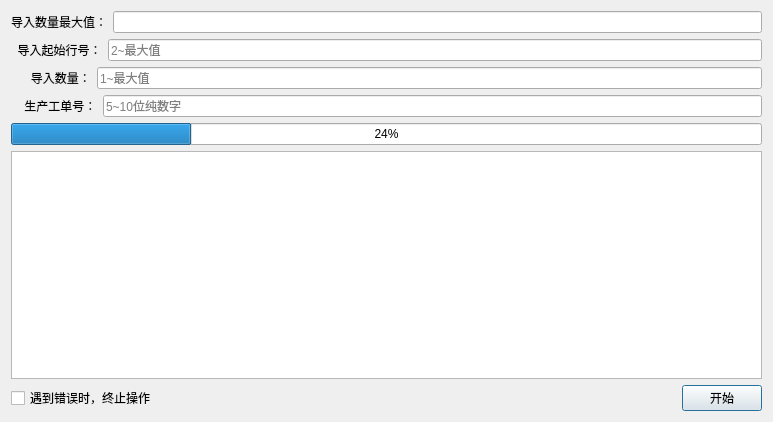
Before: the Qt Designer form src/NeoToolKits/UI/Form/ExcelDataUploadConfigPopDialog.ui in JaneYih/QT_NeoToolKits, drawn with Qt 5.
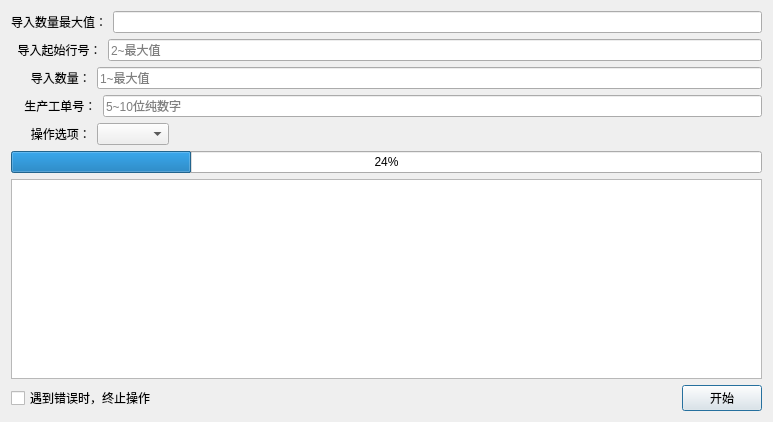
After: the same form once the commit is applied.

Commit message: 为ExcelDataUpload工具新增数据插入功能，UI新增操作选项（插入、更新）

```diff
--- a/src/NeoToolKits/UI/Form/ExcelDataUploadConfigPopDialog.ui
+++ b/src/NeoToolKits/UI/Form/ExcelDataUploadConfigPopDialog.ui
@@ -13,8 +13,8 @@
   <property name="windowTitle">
    <string>数据导入</string>
   </property>
-  <layout class="QVBoxLayout" name="verticalLayout_2">
-   <item>
+  <layout class="QGridLayout" name="gridLayout">
+   <item row="0" column="0">
     <layout class="QVBoxLayout" name="verticalLayout">
      <item>
       <layout class="QHBoxLayout" name="horizontalLayout_2">
@@ -88,19 +88,50 @@
        </item>
       </layout>
      </item>
+     <item>
+      <layout class="QHBoxLayout" name="horizontalLayout_6">
+       <item>
+        <widget class="QLabel" name="label_Options">
+         <property name="text">
+          <string>      操作选项：</string>
+         </property>
+        </widget>
+       </item>
+       <item>
+        <widget class="QComboBox" name="comboBox_Options">
+         <property name="sizeAdjustPolicy">
+          <enum>QComboBox::AdjustToContents</enum>
+         </property>
+        </widget>
+       </item>
+       <item>
+        <spacer name="horizontalSpacer_2">
+         <property name="orientation">
+          <enum>Qt::Horizontal</enum>
+         </property>
+         <property name="sizeHint" stdset="0">
+          <size>
+           <width>40</width>
+           <height>20</height>
+          </size>
+         </property>
+        </spacer>
+       </item>
+      </layout>
+     </item>
     </layout>
    </item>
-   <item>
+   <item row="1" column="0">
     <widget class="QProgressBar" name="progressBar">
      <property name="value">
       <number>24</number>
      </property>
     </widget>
    </item>
-   <item>
+   <item row="2" column="0">
     <widget class="QListWidget" name="listWidget"/>
    </item>
-   <item>
+   <item row="3" column="0">
     <layout class="QHBoxLayout" name="horizontalLayout">
      <item>
       <widget class="QCheckBox" name="checkBox_ErrorStop">
```
The commit also changes 5 other files.
